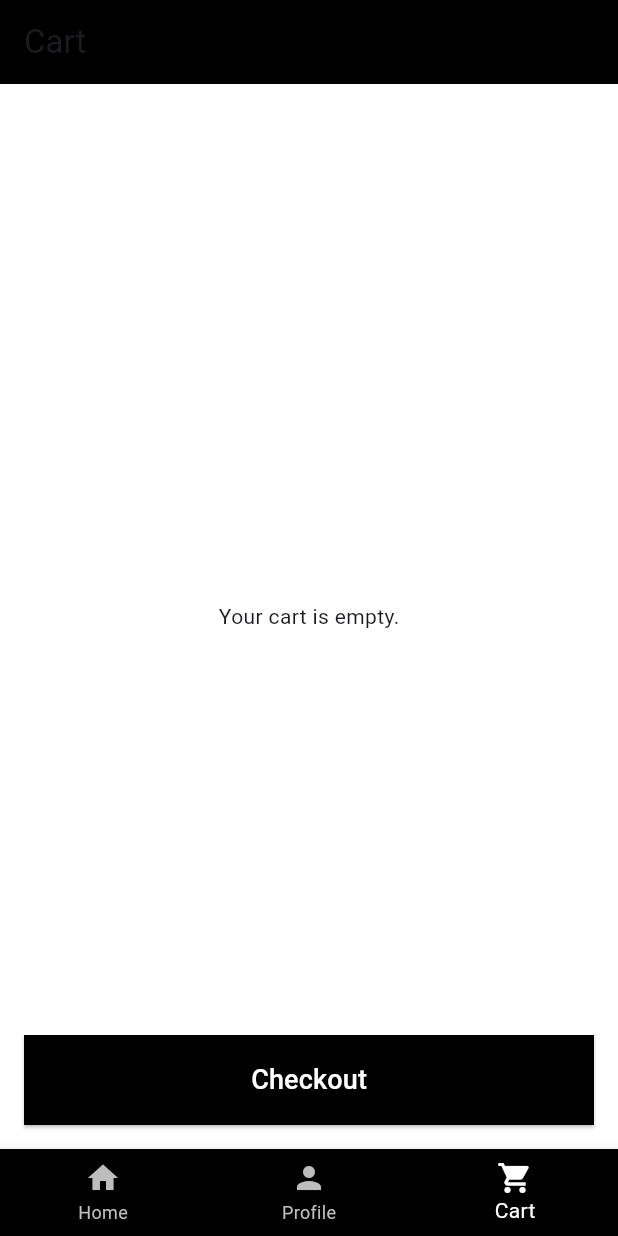
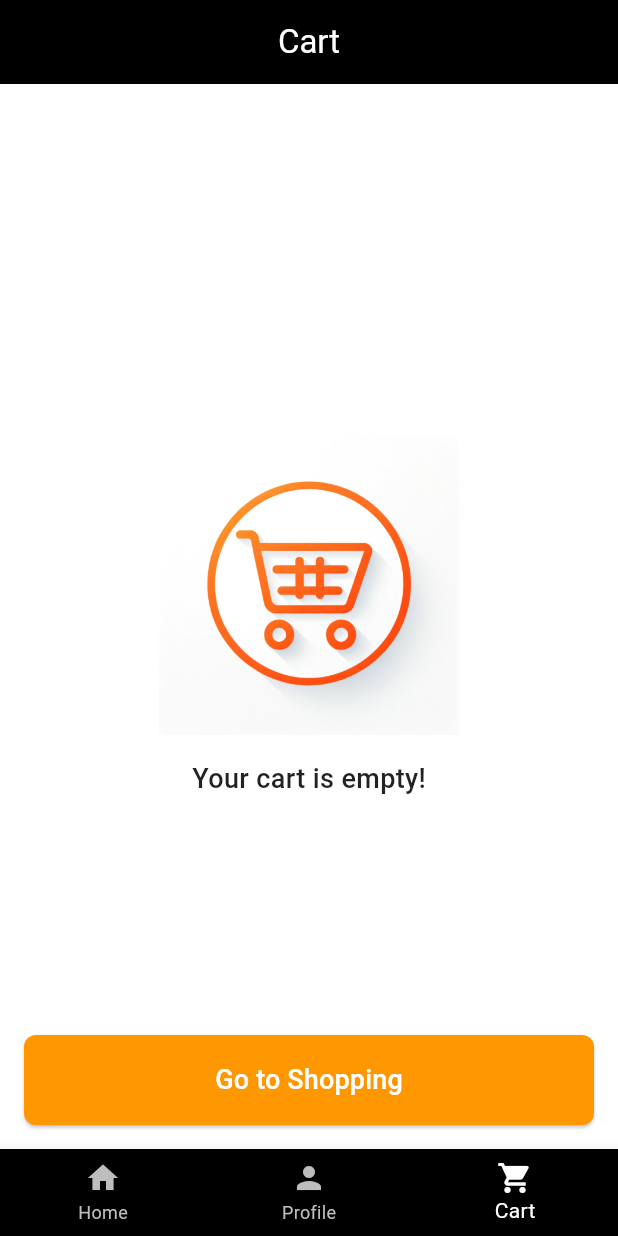
Before and after one commit to menabebawy/flowers_shop_mvp, a Flutter app: the screen it shows after launch, item 3 of the bottom bar chosen, on a phone screen of 412 x 824 dp. Run offline on Flutter 3.47's test engine with Material 3 defaults, Android fonts, the phone set to English and light mode, and no system bars; drawn by our look-alikes of badges; our stand-ins replace cloud_firestore, firebase_auth, firebase_core, firebase_storage, image_picker, shared_preferences; accounts and stored records are empty; generated files the repository leaves out were written again.

Commit message:
Add live badge cart

```diff
--- a/lib/screens/dashboard/cart_screen.dart
+++ b/lib/screens/dashboard/cart_screen.dart
@@ -3,7 +3,11 @@ import 'package:firebase_auth/firebase_auth.dart';
 import 'package:flutter/material.dart';
 
 class CartScreen extends StatefulWidget {
-  const CartScreen({super.key});
+  final VoidCallback onNavigateHome;
+  final VoidCallback onCartUpdated;
+
+  const CartScreen(
+      {required this.onNavigateHome, required this.onCartUpdated, super.key});
 
   @override
   CartScreenState createState() => CartScreenState();
@@ -121,6 +125,9 @@ class CartScreenState extends State<CartScreen> {
       setState(() {
         cart.removeWhere((p) => p['productId'] == productId);
       });
+
+      // Notify parent to refresh cart count
+      widget.onCartUpdated();
     }
   }
 
@@ -129,6 +136,8 @@ class CartScreenState extends State<CartScreen> {
     return Scaffold(
       backgroundColor: Colors.white,
       appBar: AppBar(
+        centerTitle: true,
+        foregroundColor: Colors.white,
         backgroundColor: Colors.black,
         title: const Text('Cart'),
       ),
@@ -139,7 +148,28 @@ class CartScreenState extends State<CartScreen> {
             child: isLoading
                 ? const Center(child: CircularProgressIndicator())
                 : cart.isEmpty
-                    ? const Center(child: Text('Your cart is empty.'))
+                    ? Column(
+                        mainAxisAlignment: MainAxisAlignment.center,
+                        children: [
+                          // Image in the center when the cart is empty
+                          Center(
+                            child: Image.asset(
+                              'assets/empty_cart.png', // Replace with your image asset
+                              height: 200,
+                              width: 200,
+                            ),
+                          ),
+                          const SizedBox(height: 16),
+                          const Text(
+                            'Your cart is empty!',
+                            style: TextStyle(
+                              fontSize: 18,
+                              fontWeight: FontWeight.w500,
+                              color: Colors.black87,
+                            ),
+                          ),
+                        ],
+                      )
                     : ListView.builder(
                         itemCount: cart.length,
                         padding: const EdgeInsets.only(bottom: 100),
@@ -211,15 +241,10 @@ class CartScreenState extends State<CartScreen> {
                                           ),
                                         ],
                                       ),
-
-                                      // Dynamic Spacer for Quantity
-                                      const SizedBox(
-                                        height: 30, // Dynamic adjustment
-                                      ),
-
-                                      // Quantity and Delete Row
+                                      const SizedBox(height: 30),
                                       Row(
                                         children: [
+                                          // Quantity controls
                                           Container(
                                             decoration: BoxDecoration(
                                               border: Border.all(
@@ -232,7 +257,6 @@ class CartScreenState extends State<CartScreen> {
                                             child: Padding(
                                               padding:
                                                   const EdgeInsets.all(8.0),
-                                              // Add padding inside the border
                                               child: Row(
                                                 mainAxisSize: MainAxisSize.min,
                                                 children: [
@@ -334,19 +358,38 @@ class CartScreenState extends State<CartScreen> {
                         },
                       ),
           ),
+
+          // Bottom Button Section
+          if (!isLoading)
             Positioned(
               bottom: MediaQuery.of(context).viewPadding.bottom + 16,
               left: 16,
               right: 16,
-            child: ElevatedButton(
+              child: cart.isEmpty
+                  ? ElevatedButton(
+                      onPressed: widget.onNavigateHome,
+                      style: ElevatedButton.styleFrom(
+                        backgroundColor: Colors.orange,
+                        minimumSize: const Size(double.infinity, 60),
+                        shape: RoundedRectangleBorder(
+                          borderRadius: BorderRadius.circular(8),
+                        ),
+                      ),
+                      child: const Text(
+                        'Go to Shopping',
+                        style: TextStyle(fontSize: 18, color: Colors.white),
+                      ),
+                    )
+                  : ElevatedButton(
                       onPressed: () {
                         // Checkout logic
+                        print("Proceeding to checkout");
                       },
                       style: ElevatedButton.styleFrom(
-                backgroundColor: Colors.black,
+                        backgroundColor: Colors.orange,
                         minimumSize: const Size(double.infinity, 60),
-                shape: const RoundedRectangleBorder(
-                  borderRadius: BorderRadius.zero,
+                        shape: RoundedRectangleBorder(
+                          borderRadius: BorderRadius.circular(8),
                         ),
                       ),
                       child: const Text(
--- a/lib/screens/dashboard/profile_screen.dart
+++ b/lib/screens/dashboard/profile_screen.dart
@@ -82,7 +82,7 @@ class ProfileScreen extends StatelessWidget {
                 },
                 style: ElevatedButton.styleFrom(
                   backgroundColor: Colors.black,
-                  shape: RoundedRectangleBorder(
+                  shape: const RoundedRectangleBorder(
                     borderRadius: BorderRadius.zero, // No rounded corners
                   ),
                 ),
--- a/pubspec.yaml
+++ b/pubspec.yaml
@@ -43,6 +43,7 @@ dependencies:
   firebase_auth: ^5.3.3
   shared_preferences: ^2.3.3
   flutter_native_splash: ^2.4.3
+  badges: ^3.1.2
 
 dev_dependencies:
   flutter_test:
@@ -73,6 +74,7 @@ flutter:
   #   - images/a_dot_ham.jpeg
   assets:
     - assets/logo.png
+    - assets/empty_cart.png
 
   # An image asset can refer to one or more resolution-specific "variants", see
   # https://flutter.dev/to/resolution-aware-images
```
Also changed, not shown: lib/screens/dashboard/dashboard_screen.dart (+116 -19 lines), assets/empty_cart.png (added). Lines whose indentation alone changed are shown as unchanged.
